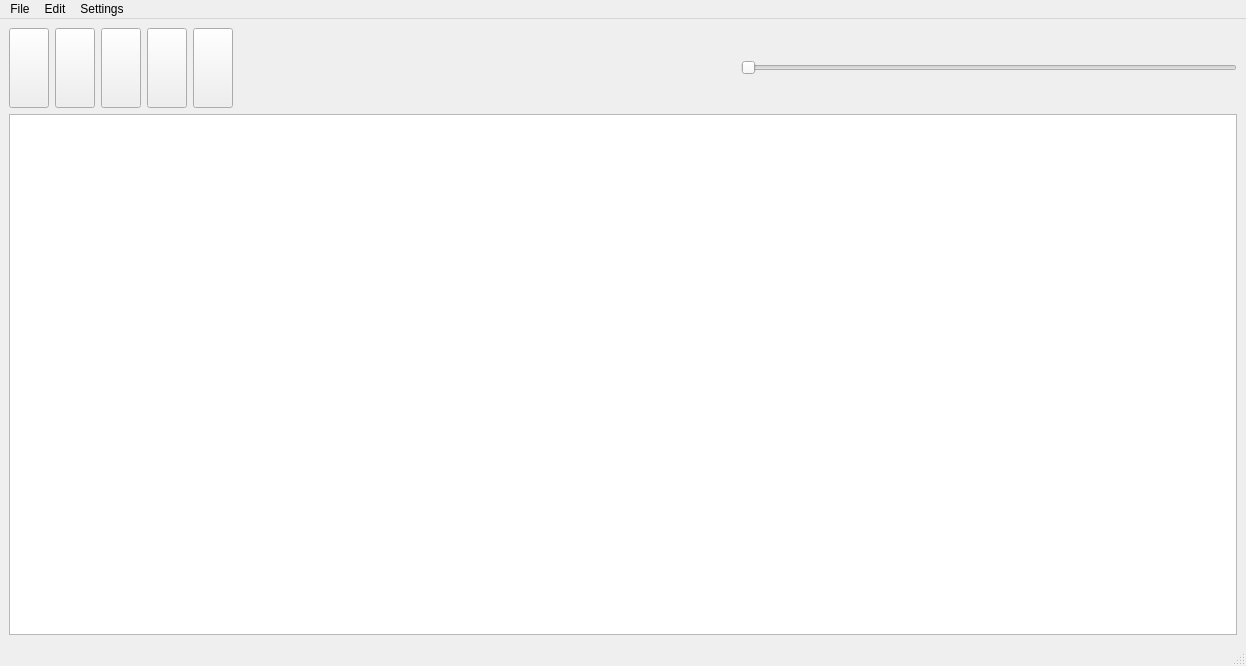
First picture: the form in MVP/View/UI/DAW.ui, repository Shredder1603/MuseEase, before the edit.
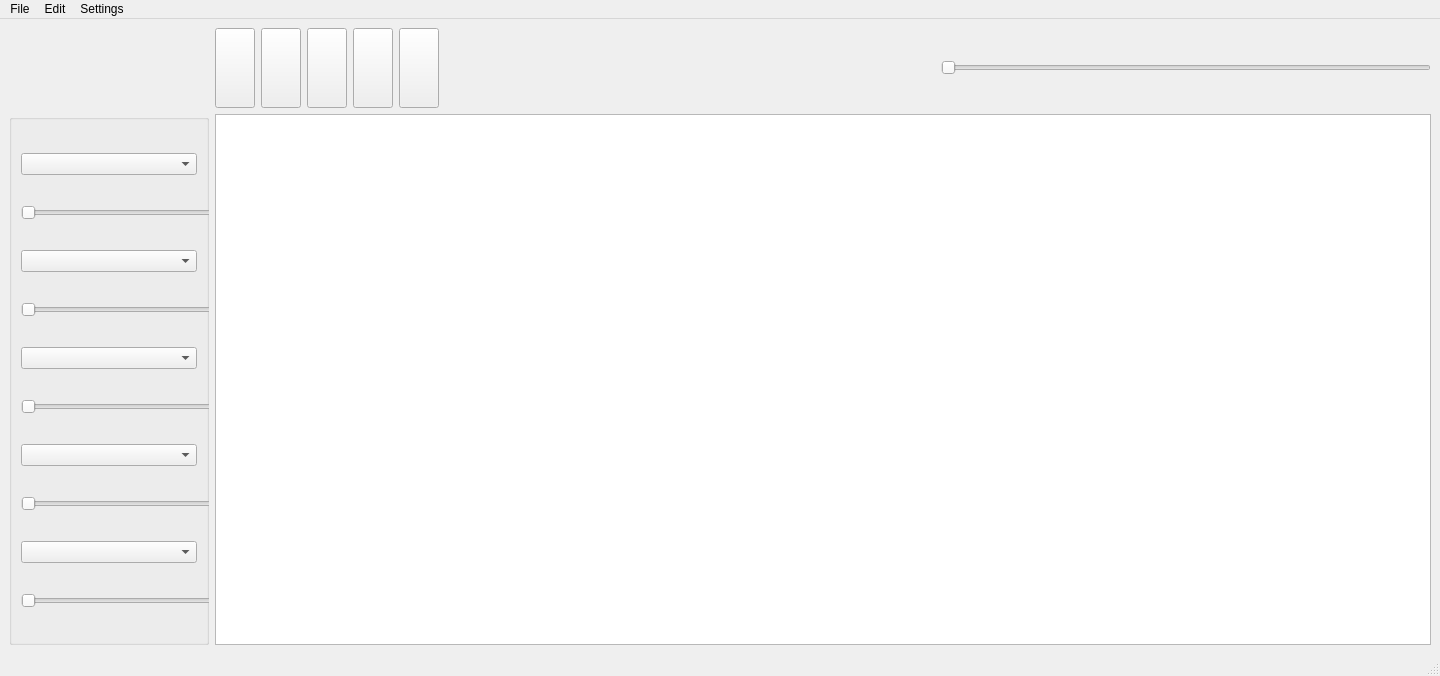
Second picture: the form after the edit. Icons and pictures are not drawn.

Commit message: Added delete track / UI changes

```diff
--- a/MVP/View/UI/DAW.ui
+++ b/MVP/View/UI/DAW.ui
@@ -6,8 +6,8 @@
    <rect>
     <x>0</x>
     <y>0</y>
-    <width>1246</width>
-    <height>666</height>
+    <width>1440</width>
+    <height>676</height>
    </rect>
   </property>
   <property name="sizePolicy">
@@ -32,8 +32,11 @@
      <height>50</height>
     </size>
    </property>
-   <layout class="QVBoxLayout" name="verticalLayout_2">
-    <item>
+   <layout class="QGridLayout" name="gridLayout">
+    <item row="1" column="1">
+     <widget class="QGraphicsView" name="trackView"/>
+    </item>
+    <item row="0" column="1">
      <layout class="QVBoxLayout" name="verticalLayout">
       <property name="sizeConstraint">
        <enum>QLayout::SetMinimumSize</enum>
@@ -233,8 +236,136 @@
       </item>
      </layout>
     </item>
-    <item>
-     <widget class="QGraphicsView" name="trackView"/>
+    <item row="1" column="0">
+     <widget class="QGroupBox" name="trackControls">
+      <property name="minimumSize">
+       <size>
+        <width>200</width>
+        <height>0</height>
+       </size>
+      </property>
+      <property name="maximumSize">
+       <size>
+        <width>200</width>
+        <height>16777215</height>
+       </size>
+      </property>
+      <property name="title">
+       <string/>
+      </property>
+      <layout class="QGridLayout" name="gridLayout_2">
+       <item row="10" column="0">
+        <widget class="QSlider" name="volume5">
+         <property name="minimumSize">
+          <size>
+           <width>200</width>
+           <height>0</height>
+          </size>
+         </property>
+         <property name="maximumSize">
+          <size>
+           <width>200</width>
+           <height>16777215</height>
+          </size>
+         </property>
+         <property name="orientation">
+          <enum>Qt::Horizontal</enum>
+         </property>
+        </widget>
+       </item>
+       <item row="1" column="0">
+        <widget class="QSlider" name="volume1">
+         <property name="minimumSize">
+          <size>
+           <width>200</width>
+           <height>0</height>
+          </size>
+         </property>
+         <property name="maximumSize">
+          <size>
+           <width>200</width>
+           <height>16777215</height>
+          </size>
+         </property>
+         <property name="orientation">
+          <enum>Qt::Horizontal</enum>
+         </property>
+        </widget>
+       </item>
+       <item row="0" column="0">
+        <widget class="QComboBox" name="instrument1"/>
+       </item>
+       <item row="7" column="0">
+        <widget class="QComboBox" name="instrument4"/>
+       </item>
+       <item row="8" column="0">
+        <widget class="QSlider" name="volume4">
+         <property name="minimumSize">
+          <size>
+           <width>200</width>
+           <height>0</height>
+          </size>
+         </property>
+         <property name="maximumSize">
+          <size>
+           <width>200</width>
+           <height>16777215</height>
+          </size>
+         </property>
+         <property name="orientation">
+          <enum>Qt::Horizontal</enum>
+         </property>
+        </widget>
+       </item>
+       <item row="3" column="0">
+        <widget class="QSlider" name="volume2">
+         <property name="minimumSize">
+          <size>
+           <width>200</width>
+           <height>0</height>
+          </size>
+         </property>
+         <property name="maximumSize">
+          <size>
+           <width>200</width>
+           <height>16777215</height>
+          </size>
+         </property>
+         <property name="orientation">
+          <enum>Qt::Horizontal</enum>
+         </property>
+        </widget>
+       </item>
+       <item row="9" column="0">
+        <widget class="QComboBox" name="instrument5"/>
+       </item>
+       <item row="2" column="0">
+        <widget class="QComboBox" name="instrument2"/>
+       </item>
+       <item row="6" column="0">
+        <widget class="QSlider" name="volume3">
+         <property name="minimumSize">
+          <size>
+           <width>200</width>
+           <height>0</height>
+          </size>
+         </property>
+         <property name="maximumSize">
+          <size>
+           <width>200</width>
+           <height>16777215</height>
+          </size>
+         </property>
+         <property name="orientation">
+          <enum>Qt::Horizontal</enum>
+         </property>
+        </widget>
+       </item>
+       <item row="5" column="0">
+        <widget class="QComboBox" name="instrument3"/>
+       </item>
+      </layout>
+     </widget>
     </item>
    </layout>
   </widget>
@@ -243,7 +374,7 @@
     <rect>
      <x>0</x>
      <y>0</y>
-     <width>1246</width>
+     <width>1440</width>
      <height>22</height>
     </rect>
    </property>
```
The commit also changes 1 other file.
